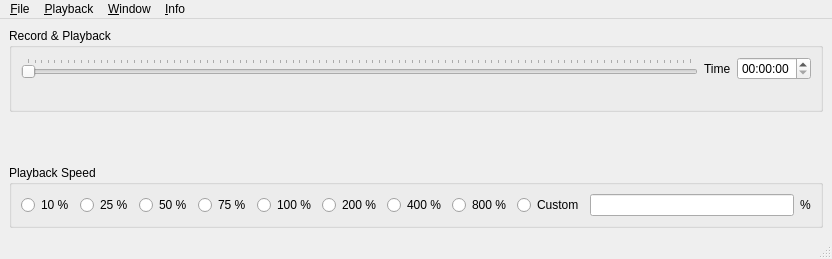
The window that src/UserInterface/src/MainWindow.ui (till213/SkyDolly) describes before a commit, drawn with Qt 5.
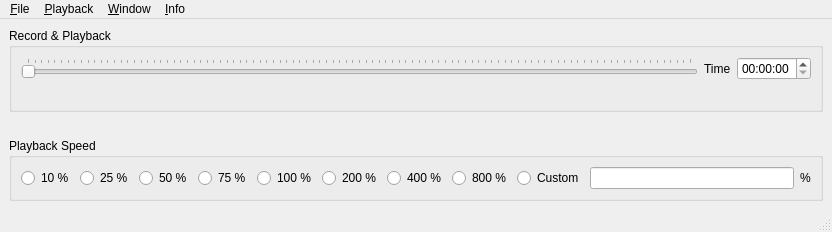
The same window after the commit. Icons and pictures are not drawn.

What changed in the file:
```diff
--- a/src/UserInterface/src/MainWindow.ui
+++ b/src/UserInterface/src/MainWindow.ui
@@ -7,7 +7,7 @@
     <x>0</x>
     <y>0</y>
     <width>832</width>
-    <height>259</height>
+    <height>232</height>
    </rect>
   </property>
   <property name="windowTitle">
```
Left out of the diff: 2 changed lines with no effect on the pictures.
